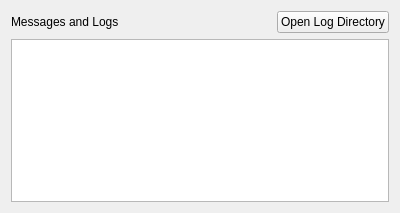
Before: the Qt Designer form ui/uiWidgetLog.ui in ManifoldsHu/FourDExplorer, drawn with Qt 5.
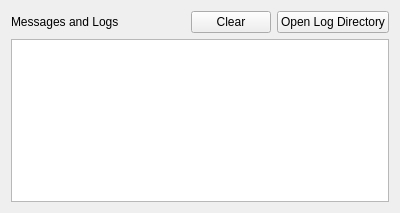
After: the same form once the commit is applied.

Diff of the .ui file:
```diff
--- a/ui/uiWidgetLog.ui
+++ b/ui/uiWidgetLog.ui
@@ -36,6 +36,13 @@
        </property>
       </spacer>
      </item>
+     <item>
+      <widget class="QPushButton" name="pushButton_clear_log">
+       <property name="text">
+        <string>Clear</string>
+       </property>
+      </widget>
+     </item>
      <item>
       <widget class="QPushButton" name="pushButton_open_log_directory">
        <property name="text">
```
